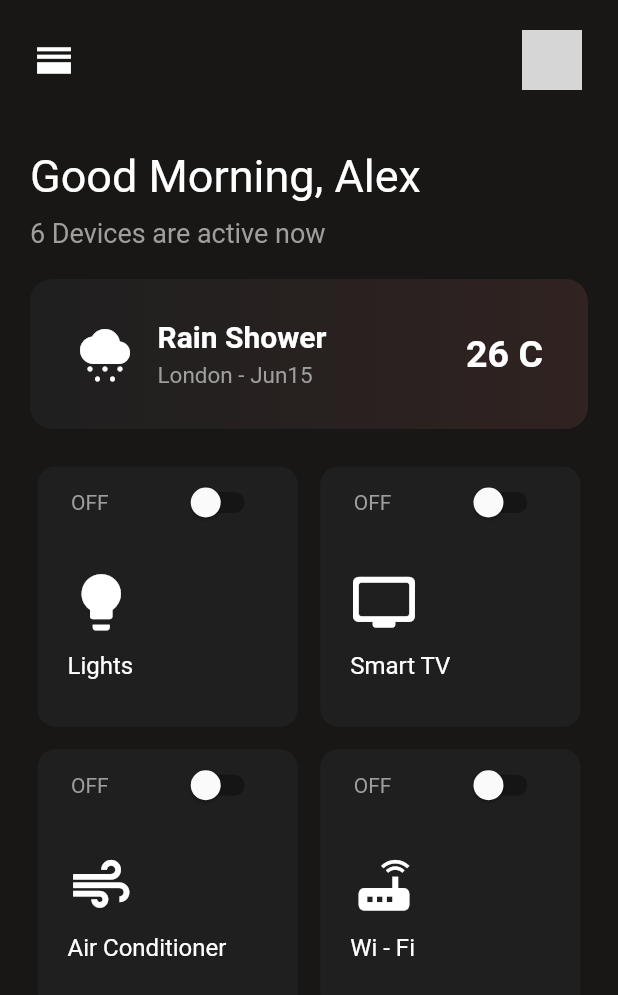
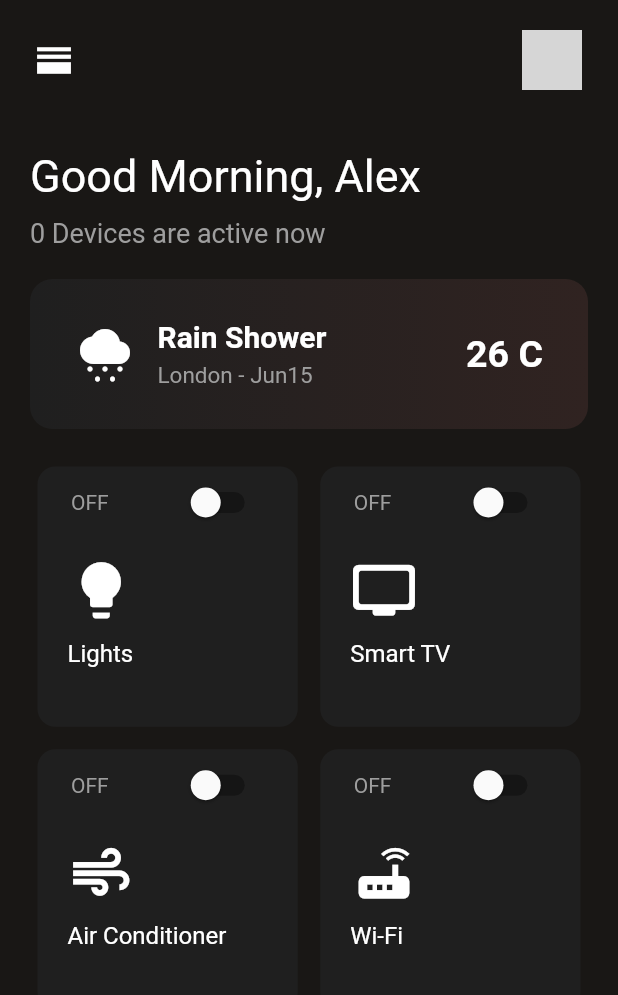
Before and after one commit to christiandarvs/Study_Sessions, a Flutter app: the WednesdayA1 screen opened directly, on a phone screen of 412 x 824 dp. Shown: the top 995 px of the screen. Run offline on Flutter 3.47's test engine with Material 2 defaults, Android fonts, the phone set to English and light mode, and no system bars; network calls fail; grey boxes are pictures that could not be loaded.

Commit message:
add logic and fix devices counter

```diff
--- a/lib/main.dart
+++ b/lib/main.dart
@@ -735,6 +735,7 @@ class _WednesdayA1State extends State<WednesdayA1> {
   String status1 = 'OFF';
   String status2 = 'OFF';
   String status3 = 'OFF';
+  int connectedDevices = 0;
   @override
   Widget build(BuildContext context) {
     return Scaffold(
@@ -775,16 +776,16 @@ class _WednesdayA1State extends State<WednesdayA1> {
               margin: const EdgeInsets.symmetric(horizontal: 20),
               child: Column(
                 crossAxisAlignment: CrossAxisAlignment.start,
-                children: const [
-                  Text(
+                children: [
+                  const Text(
                     'Good Morning, Alex',
                     style: TextStyle(fontSize: 30, color: Colors.white),
                   ),
-                  SizedBox(
+                  const SizedBox(
                     height: 10,
                   ),
-                  Text('6 Devices are active now',
-                      style: TextStyle(fontSize: 18, color: Colors.grey))
+                  Text('$connectedDevices Devices are active now',
+                      style: const TextStyle(fontSize: 18, color: Colors.grey))
                 ],
               ),
             ),
@@ -886,12 +887,16 @@ class _WednesdayA1State extends State<WednesdayA1> {
                                 onChanged: (value) {
                                   setState(() {
                                     isSwitched = !isSwitched;
+                                    isSwitched
+                                        ? connectedDevices++
+                                        : connectedDevices--;
                                   });
                                 })
                           ],
                         ),
                         Container(
-                          margin: const EdgeInsets.all(20),
+                          margin: const EdgeInsets.symmetric(
+                              horizontal: 20, vertical: 12),
                           alignment: Alignment.bottomLeft,
                           child: Column(
                             crossAxisAlignment: CrossAxisAlignment.start,
@@ -942,12 +947,16 @@ class _WednesdayA1State extends State<WednesdayA1> {
                                 onChanged: (value) {
                                   setState(() {
                                     isSwitched1 = !isSwitched1;
+                                    isSwitched1
+                                        ? connectedDevices++
+                                        : connectedDevices--;
                                   });
                                 })
                           ],
                         ),
                         Container(
-                          margin: const EdgeInsets.all(20),
+                          margin: const EdgeInsets.symmetric(
+                              horizontal: 20, vertical: 12),
                           alignment: Alignment.bottomLeft,
                           child: Column(
                             crossAxisAlignment: CrossAxisAlignment.start,
@@ -998,12 +1007,16 @@ class _WednesdayA1State extends State<WednesdayA1> {
                                 onChanged: (value) {
                                   setState(() {
                                     isSwitched2 = !isSwitched2;
+                                    isSwitched2
+                                        ? connectedDevices++
+                                        : connectedDevices--;
                                   });
                                 })
                           ],
                         ),
                         Container(
-                          margin: const EdgeInsets.all(20),
+                          margin: const EdgeInsets.symmetric(
+                              horizontal: 20, vertical: 12),
                           alignment: Alignment.bottomLeft,
                           child: Column(
                             crossAxisAlignment: CrossAxisAlignment.start,
@@ -1054,12 +1067,16 @@ class _WednesdayA1State extends State<WednesdayA1> {
                                 onChanged: (value) {
                                   setState(() {
                                     isSwitched3 = !isSwitched3;
+                                    isSwitched3
+                                        ? connectedDevices++
+                                        : connectedDevices--;
                                   });
                                 })
                           ],
                         ),
                         Container(
-                          margin: const EdgeInsets.all(20),
+                          margin: const EdgeInsets.symmetric(
+                              horizontal: 20, vertical: 12),
                           alignment: Alignment.bottomLeft,
                           child: Column(
                             crossAxisAlignment: CrossAxisAlignment.start,
@@ -1073,7 +1090,7 @@ class _WednesdayA1State extends State<WednesdayA1> {
                                 height: 10,
                               ),
                               Text(
-                                'Wi - Fi',
+                                'Wi-Fi',
                                 style: TextStyle(
                                     color: Colors.white, fontSize: 16),
                               )
```
